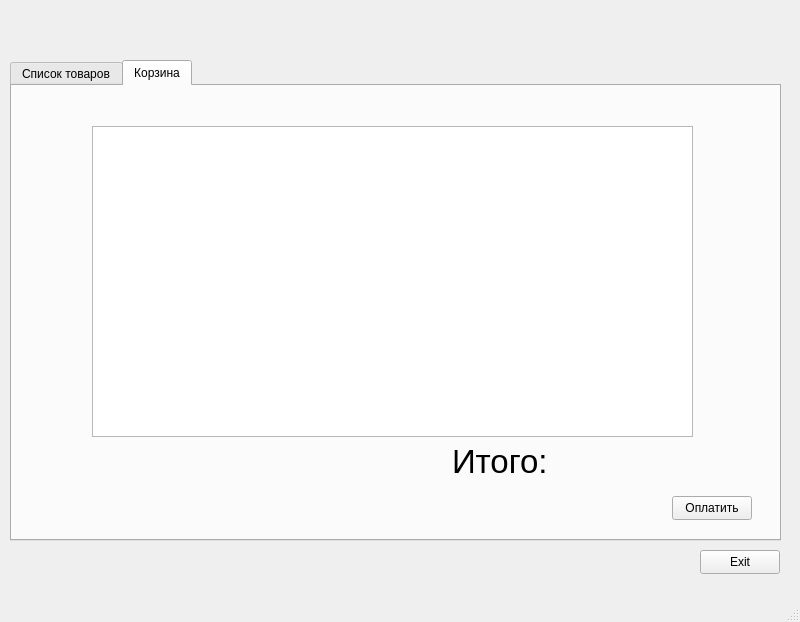
This is buyerhomewindown.ui in dOOmcLiF/WroomWroom as Qt 5 draws it before an edit. The edited form follows.
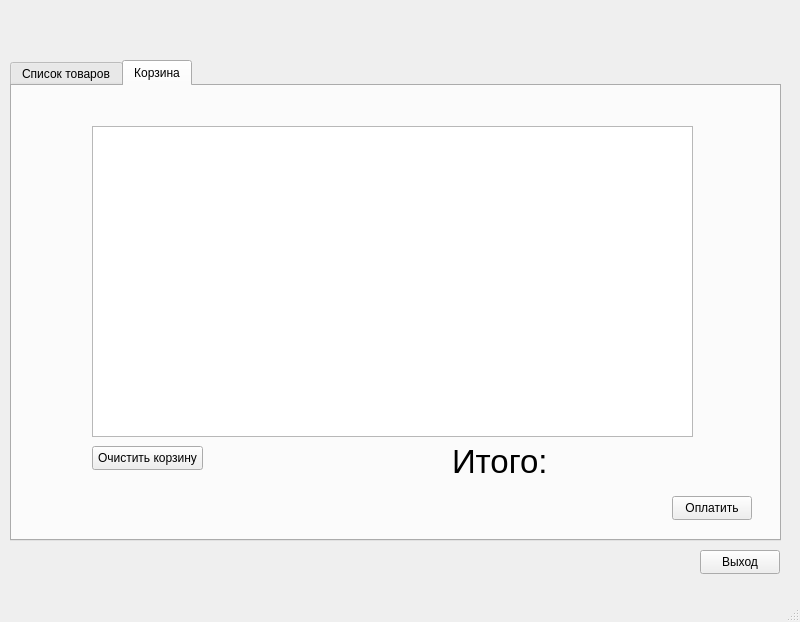
This is the edited form. The open tabs and pages were chosen to show the change.

What changed in the file:
```diff
--- a/buyerhomewindown.ui
+++ b/buyerhomewindown.ui
@@ -41,7 +41,7 @@
      </font>
     </property>
     <property name="text">
-     <string>Exit</string>
+     <string>Выход</string>
     </property>
    </widget>
    <widget class="QTabWidget" name="tabWidget">
@@ -165,6 +165,19 @@
          <string>Итого:</string>
         </property>
        </widget>
+       <widget class="QPushButton" name="clearCart">
+        <property name="geometry">
+         <rect>
+          <x>80</x>
+          <y>360</y>
+          <width>111</width>
+          <height>24</height>
+         </rect>
+        </property>
+        <property name="text">
+         <string>Очистить корзину</string>
+        </property>
+       </widget>
       </widget>
       <widget class="QWidget" name="page_2">
        <widget class="QPushButton" name="backButton">
```
